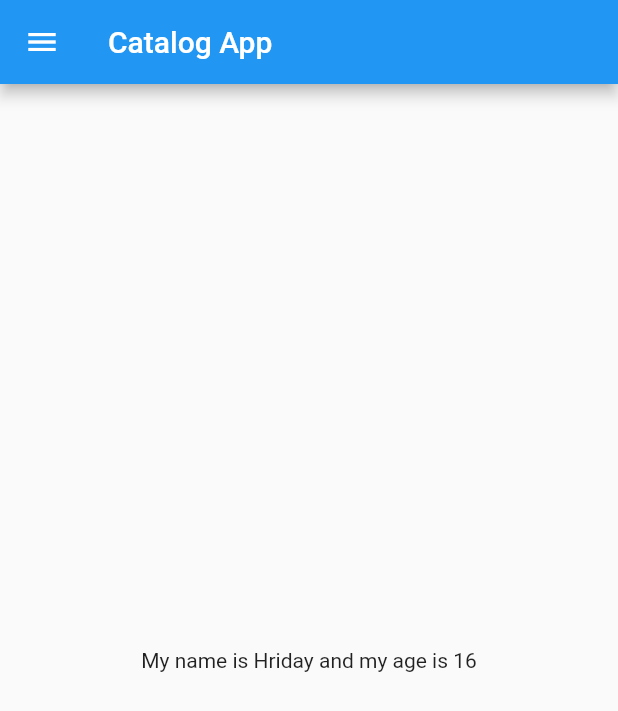
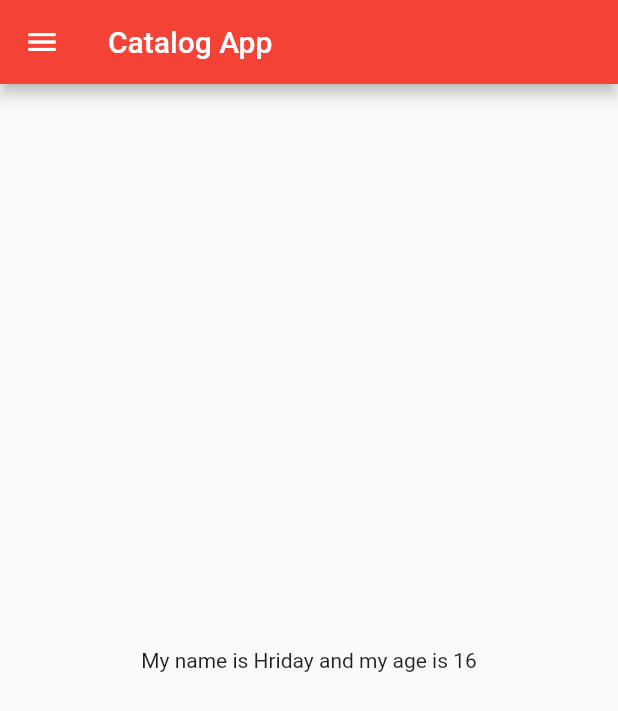
Before and after one commit to Hriday-Thakkar/First_flutter_app, a Flutter app: the screen it shows after launch, on a phone screen of 412 x 824 dp. Shown: the top 711 px of the screen. Run offline on Flutter 3.47's test engine with Material 2 defaults, Android fonts, the phone set to English and light mode, and no system bars.

Commit message:
Day 3 completed

```diff
--- a/lib/main.dart
+++ b/lib/main.dart
@@ -1,6 +1,6 @@
 import 'package:flutter/material.dart';
-
-import 'package:flutter_catalog/home_page.dart';
+import 'package:flutter_catalog/pages/home_page.dart';
+import 'package:flutter_catalog/pages/login_page.dart';
 
 void main() {
   runApp(MyApp());
@@ -10,7 +10,15 @@ class MyApp extends StatelessWidget {
   @override
   Widget build(BuildContext context) {
     return MaterialApp(
-      home: HomePage(),
+      themeMode: ThemeMode.light,
+      theme: ThemeData(primarySwatch: Colors.red),
+      darkTheme: ThemeData(brightness: Brightness.dark),
+      initialRoute: "/home",
+      routes: {
+        "/": (context) => LoginPage(),
+        "/home": (context) => HomePage(),
+        "/login": (context) => LoginPage(),
+      },
     );
   }
 }
```
Also changed, not shown: lib/pages/login_page.dart (added, +19 -0 lines), lib/pages/home_page.dart (renamed from lib/home_page.dart).
